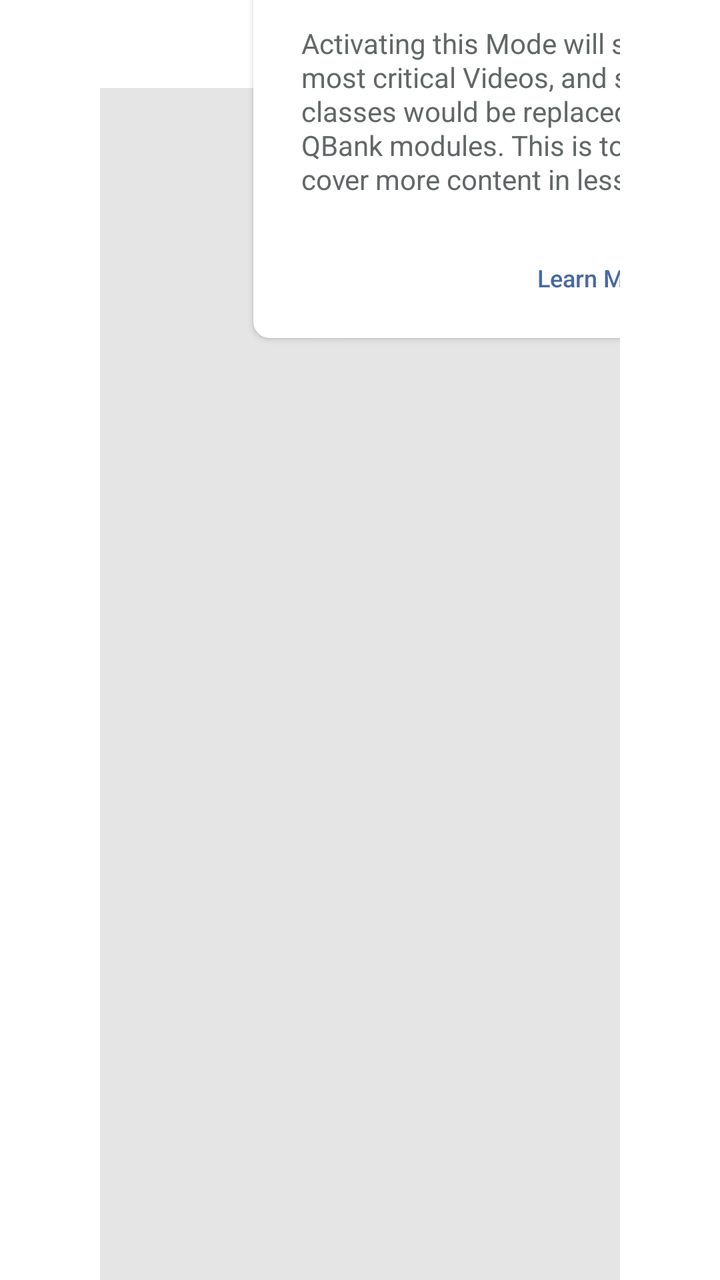
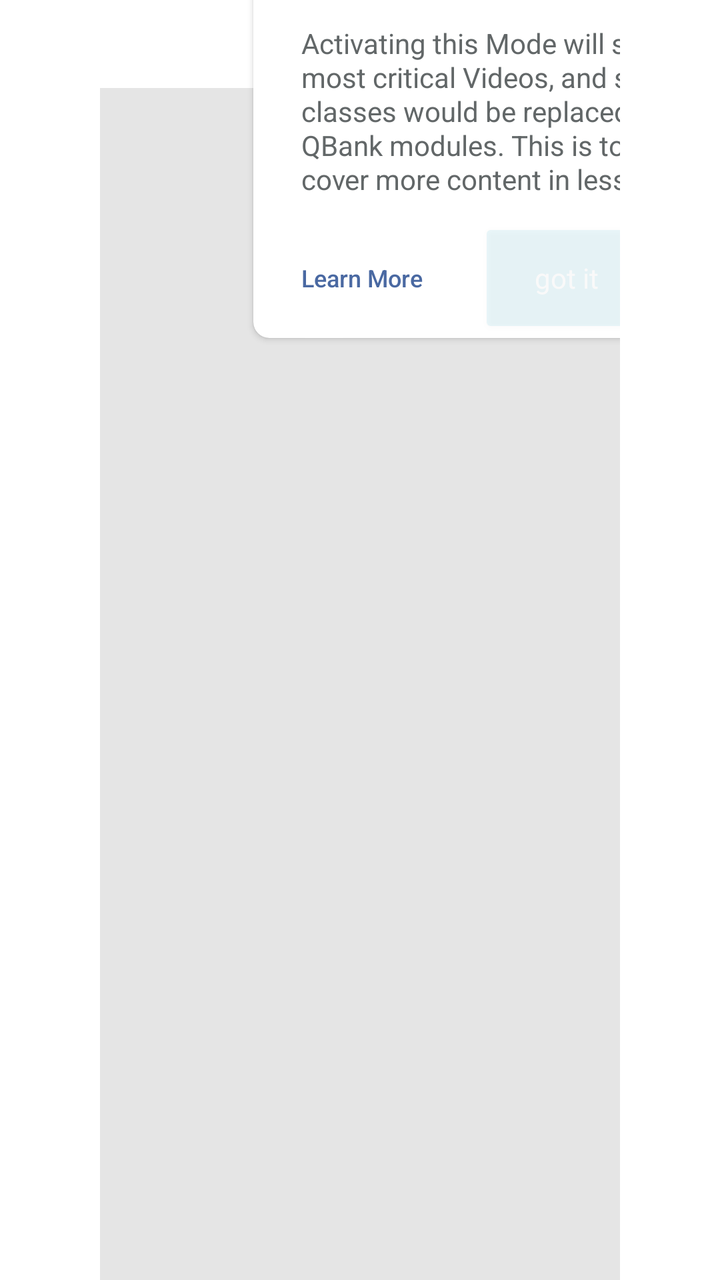

Screens rendered from an Android XML layout before and after an edit, with the pre-edit source and the edit as a unified diff.
<!-- AndroidManifest.xml: application theme AppTheme -->
<!-- res/layout/tooltip_intern_mode_info_replica.xml -->
<?xml version="1.0" encoding="utf-8"?>
<androidx.constraintlayout.widget.ConstraintLayout xmlns:android="http://schemas.android.com/apk/res/android"
    xmlns:app="http://schemas.android.com/apk/res-auto"
    android:id="@+id/tooltipInternModeInfo"
    android:layout_width="match_parent"
    android:layout_height="match_parent"
    android:focusable="true"
    android:focusableInTouchMode="true"
    android:visibility="visible"
    android:clickable="true"
    android:fitsSystemWindows="true"
    android:paddingHorizontal="@dimen/margin_50">

    <View
        android:layout_width="match_parent"
        android:layout_height="match_parent"
        android:layout_marginTop="44dp"
        android:background="@color/black"
        android:alpha="0.1" />

    <FrameLayout
        android:id="@+id/container"
        android:layout_width="match_parent"
        android:layout_height="match_parent"
        android:paddingLeft="?attr/actionBarSize"
        app:layout_constraintStart_toStartOf="parent"
        app:layout_constraintTop_toTopOf="parent">

        <androidx.cardview.widget.CardView
            android:id="@+id/cardInternModeTooltip"
            android:layout_width="@dimen/tooltip_height_340dp"
            android:layout_height="wrap_content"
            android:clickable="true"
            android:layout_marginHorizontal="@dimen/margin_16dp"
            android:layout_marginTop="-18dp"
            app:cardBackgroundColor="?attr/colorSurface"
            app:cardCornerRadius="@dimen/margin_8dp"
            app:cardUseCompatPadding="true">

            <LinearLayout
                android:layout_width="match_parent"
                android:layout_height="wrap_content"
                android:orientation="vertical"
                android:paddingLeft="@dimen/margin_20dp"
                android:paddingTop="16dp"
                android:paddingHorizontal="@dimen/padding_24">

                <TextView
                    android:id="@+id/txtToolTipBody"
                    style="?attr/bodySmall"
                    android:layout_width="match_parent"
                    android:layout_height="wrap_content"
                    android:layout_marginTop="@dimen/margin_8dp"
                    android:text="@string/text_concise_tooltip_description"
                    android:textColor="?attr/colorOnSurface" />

                <LinearLayout
                    android:layout_width="wrap_content"
                    android:layout_height="wrap_content"
                    android:layout_marginTop="@dimen/padding_10"
                    android:layout_gravity="end"
                    android:orientation="horizontal">

                    <TextView
                        android:id="@+id/tvLearnMore"
                        style="?attr/subtext2"
                        android:layout_width="wrap_content"
                        android:layout_height="match_parent"
                        android:gravity="center_vertical"
                        android:text="@string/nav_learn_more"
                        android:textColor="?attr/onSurfaceBgLinks" />

                    <Button
                        android:id="@+id/btnInternModeToolTipDone"
                        style="?attr/bodySmall"
                        android:layout_width="wrap_content"
                        android:layout_height="wrap_content"
                        android:minHeight="@dimen/margin_60"
                        android:layout_marginHorizontal="@dimen/margin_8dp"
                        android:paddingHorizontal="@dimen/padding_24"
                        android:backgroundTint="@color/colorPrimary"
                        android:alpha="0.13"
                        android:text="@string/got_it"
                        android:textColor="?attr/colorOnPrimary" />
                </LinearLayout>
            </LinearLayout>
        </androidx.cardview.widget.CardView>

        <ImageView
            android:id="@+id/ivTooltip"
            android:layout_width="42dp"
            android:layout_height="42dp"
            android:layout_gravity="start|top"
            android:layout_marginStart="3dp"
            android:layout_marginTop="-38dp"
            android:src="@drawable/tooltip_arrow_v1"
            android:tint="?attr/colorSurface"
            app:layout_constraintBottom_toTopOf="@id/container"
            app:layout_constraintStart_toStartOf="@id/container"
            app:layout_constraintTop_toTopOf="@id/container" />
    </FrameLayout>
</androidx.constraintlayout.widget.ConstraintLayout>
<!-- resources referenced by this layout -->
<resources>
  <color name="black">#000000</color>
  <color name="colorPrimary">#62c8df</color>
  <dimen name="margin_16dp">16dp</dimen>
  <dimen name="margin_20dp">20dp</dimen>
  <dimen name="margin_50">50dp</dimen>
  <dimen name="margin_60">60dp</dimen>
  <dimen name="margin_8dp">8dp</dimen>
  <dimen name="padding_10">10dp</dimen>
  <dimen name="padding_24">24dp</dimen>
  <dimen name="tooltip_height_340dp">340dp</dimen>
  <string name="got_it">got it</string>
  <string name="nav_learn_more">Learn More</string>
  <string name="text_concise_tooltip_description">Activating this Mode will show you only the most critical Videos, and some of the other classes would be replaced with relevant QBank modules. This is to help you focus &amp; cover more content in less time.</string>
  <color name="white">#ffffff</color>
  <color name="shell_surface">#FFFFFFFF</color>
  <color name="shell_background">#FFFFFFFF</color>
  <color name="shell_selected">#FF62C8DF</color>
  <style name="TextAppearance.Dr.Body2" parent="TextAppearance.MaterialComponents.Body2">
          <item name="android:textSize">14sp</item>
          <item name="android:textColor">?attr/colorOnSurface</item>
          <item name="android:letterSpacing">0</item>
          <item name="android:fontFamily">sans-serif</item>
          <item name="lineHeight">17sp</item>
      </style>
  <style name="TextAppearance.Dr.Body1" parent="TextAppearance.MaterialComponents.Body1">
          <item name="android:textSize">16sp</item>
          <item name="android:textColor">?attr/colorOnSurface</item>
          <item name="android:letterSpacing">0</item>
          <item name="android:fontFamily">sans-serif</item>
          <item name="lineHeight">19sp</item>
      </style>
  <color name="n_05">#f5f5f5</color>
  <color name="n_00">#ffffff</color>
  <color name="sepia85">#fbe795</color>
  <color name="mb_50">#62c8df</color>
  <color name="mb_50_a_20">#3362c8df</color>
  <color name="n_00_o_50">#80000000</color>
  <color name="links">#4a69a2</color>
  <color name="n_10">#e5e6e6</color>
  <color name="mb_90">#16343b</color>
  <color name="n_60">#626768</color>
  <color name="n_50">#7b8182</color>
  <color name="n_40">#959a9b</color>
  <color name="n_15">#d7d9da</color>
  <style name="TextAppearance.Dr.SmallText2" parent="TextAppearance.Dr.Caption">
          <item name="android:textColor">?attr/colorOnSurface</item>
          <item name="android:letterSpacing">0</item>
          <item name="android:fontFamily">sans-serif-medium</item>
      </style>
  <style name="TextAppearance.Dr.Subtitle1" parent="TextAppearance.MaterialComponents.Subtitle1">
          <item name="android:textSize">12sp</item>
          <item name="android:textColor">?attr/colorOnSurface</item>
          <item name="android:letterSpacing">0</item>
          <item name="android:fontFamily">sans-serif</item>
          <item name="lineHeight">14sp</item>
      </style>
  <color name="tGreen">#1f4851</color>
  <color name="n_70">#4a4d4e</color>
  <color name="n_30">#b0b3b4</color>
  <color name="blue4">#4da3b6</color>
  <color name="index_color">#3c8090</color>
  <color name="blue3">#80d2e5</color>
  <style name="TextAppearance.Dr.Headline2" parent="TextAppearance.MaterialComponents.Headline2">
          <item name="android:textSize">30sp</item>
          <item name="android:textColor">?attr/colorOnSurface</item>
          <item name="android:letterSpacing">0</item>
          <item name="android:fontFamily">sans-serif-medium</item>
          <item name="lineHeight">36sp</item>
      </style>
  <color name="green03">#c0ed86</color>
  <style name="TextAppearance.Dr.Caption" parent="TextAppearance.MaterialComponents.Caption">
          <item name="android:textSize">10sp</item>
          <item name="android:textColor">?attr/colorOnSurface</item>
          <item name="android:letterSpacing">0</item>
          <item name="android:fontFamily">sans-serif</item>
          <item name="lineHeight">12sp</item>
      </style>
  <!-- unchanged entries left out for length: 8 -->
</resources>

<!-- the commit's change to res/layout/tooltip_intern_mode_info_replica.xml (unified diff, before → after) -->
@@ -8,7 +8,7 @@
     android:focusableInTouchMode="true"
     android:visibility="visible"
     android:clickable="true"
-    android:fitsSystemWindows="true"
+    android:enabled="true"
     android:paddingHorizontal="@dimen/margin_50">
 
     <View
@@ -23,6 +23,8 @@
         android:layout_width="match_parent"
         android:layout_height="match_parent"
         android:paddingLeft="?attr/actionBarSize"
+        android:clickable="false"
+        android:focusable="false"
         app:layout_constraintStart_toStartOf="parent"
         app:layout_constraintTop_toTopOf="parent">
 
@@ -30,7 +32,7 @@
             android:id="@+id/cardInternModeTooltip"
             android:layout_width="@dimen/tooltip_height_340dp"
             android:layout_height="wrap_content"
-            android:clickable="true"
+            android:enabled="true"
             android:layout_marginHorizontal="@dimen/margin_16dp"
             android:layout_marginTop="-18dp"
             app:cardBackgroundColor="?attr/colorSurface"
@@ -58,7 +60,7 @@
                     android:layout_width="wrap_content"
                     android:layout_height="wrap_content"
                     android:layout_marginTop="@dimen/padding_10"
-                    android:layout_gravity="end"
+                    android:gravity="end"
                     android:orientation="horizontal">
 
                     <TextView
@@ -68,7 +70,8 @@
                         android:layout_height="match_parent"
                         android:gravity="center_vertical"
                         android:text="@string/nav_learn_more"
-                        android:textColor="?attr/onSurfaceBgLinks" />
+                        android:textColor="?attr/onSurfaceBgLinks"
+                        android:layout_marginEnd="@dimen/margin_20dp" />
 
                     <Button
                         android:id="@+id/btnInternModeToolTipDone"
